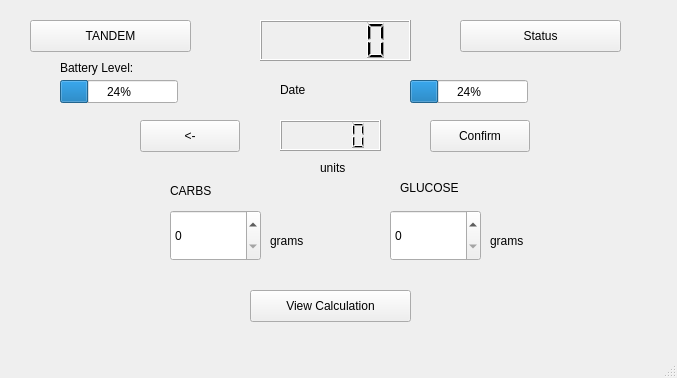
Old version of the form COMP3004-FinalProject/mainwindow.ui in the repository cgawdzik/COMP3004-TeamProject.
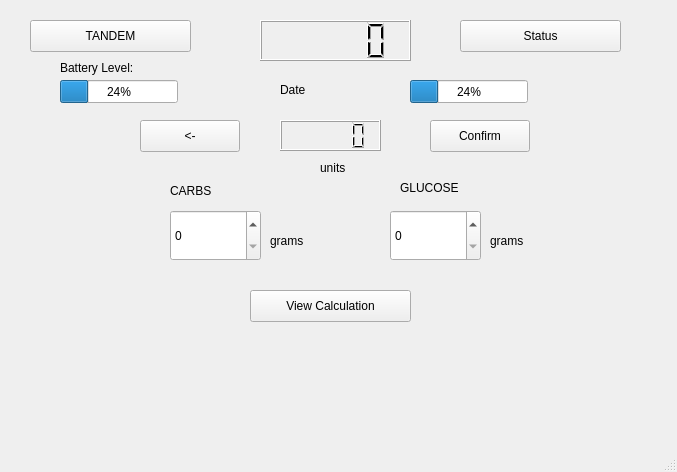
New version of the form. The open tabs and pages were chosen to show the change.

Commit message: GUI fixed to show status messages

```diff
--- a/COMP3004-FinalProject/mainwindow.ui
+++ b/COMP3004-FinalProject/mainwindow.ui
@@ -7,7 +7,7 @@
     <x>0</x>
     <y>0</y>
     <width>677</width>
-    <height>378</height>
+    <height>472</height>
    </rect>
   </property>
   <property name="windowTitle">
@@ -972,10 +972,10 @@
    <widget class="QLabel" name="InsulinStatusLabel">
     <property name="geometry">
      <rect>
-      <x>20</x>
-      <y>130</y>
-      <width>111</width>
-      <height>171</height>
+      <x>120</x>
+      <y>350</y>
+      <width>411</width>
+      <height>41</height>
      </rect>
     </property>
     <property name="text">
```
Left out of the diff: 2 changed lines with no effect on the pictures.
